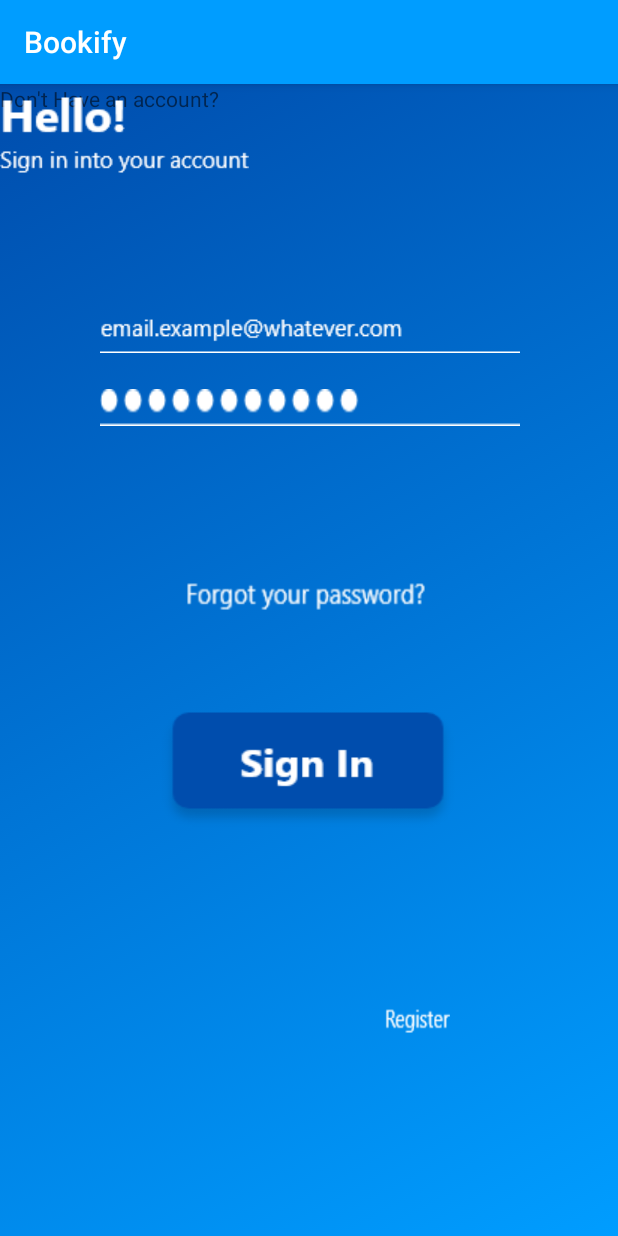
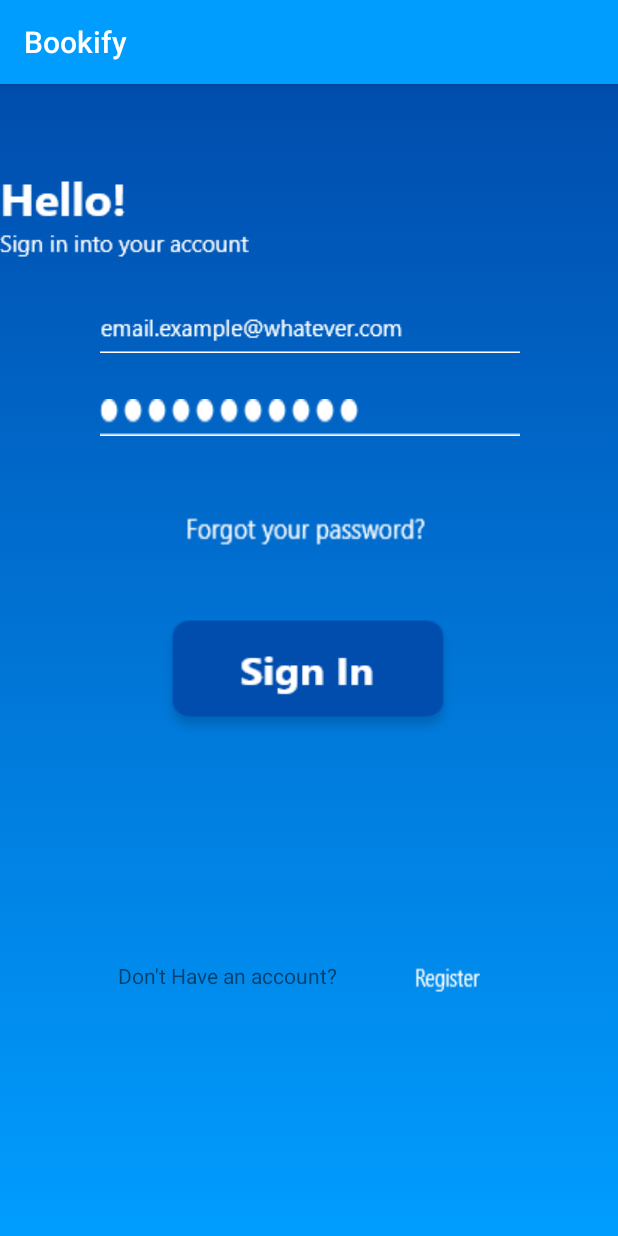
Before and after one commit to Leandro-Thiery/Bookify, an Android app: the screen it shows after launch (MainActivity), on a phone screen of 412 x 824 dp. Run offline under Robolectric (Android 15) with nearby library versions, the phone set to English and light mode, and no system bars; our stand-ins replace Firebase (no records; nobody signed in at launch, a user with empty details on screens opened directly); Roboto replaces fonts that are not available here.

Commit message:
bagusin UI

```diff
--- a/app/src/main/res/drawable/gradient_color.xml
+++ b/app/src/main/res/drawable/gradient_color.xml
@@ -5,7 +5,7 @@
             <gradient
                 android:startColor="@color/colorPrimary"
                 android:endColor="@color/colorPrimaryDark"
-                android:angle="135"/>
+                android:angle="90"/>
         </shape>
     </item>
 </selector>
--- a/app/src/main/res/layout/activity_main.xml
+++ b/app/src/main/res/layout/activity_main.xml
@@ -11,7 +11,7 @@
         android:id="@+id/buttonLogin"
         android:layout_width="200dp"
         android:layout_height="wrap_content"
-        android:layout_marginTop="188dp"
+        android:layout_marginTop="120dp"
         android:background="@drawable/component_14__1"
         android:fontFamily="@font/athiti"
         android:textColor="@color/colorWhite"
@@ -25,13 +25,13 @@
         android:id="@+id/txtbuttonRegister"
         android:layout_width="43dp"
         android:layout_height="21dp"
-        android:layout_marginEnd="112dp"
-        android:layout_marginTop="384dp"
+        android:layout_marginEnd="92dp"
+        android:layout_marginTop="148dp"
         android:background="@drawable/component_18__1"
         android:fontFamily="@font/athiti"
         android:src="@drawable/component_11__1"
         app:layout_constraintEnd_toEndOf="parent"
-        app:layout_constraintTop_toBottomOf="@+id/edtTxtPass" />
+        app:layout_constraintTop_toBottomOf="@+id/buttonLogin" />
 
     <Button
         android:id="@+id/buttonForgot"
@@ -44,7 +44,7 @@
         app:layout_constraintBottom_toBottomOf="parent"
         app:layout_constraintStart_toStartOf="parent"
         app:layout_constraintTop_toTopOf="parent"
-        app:layout_constraintVertical_bias="0.391" />
+        app:layout_constraintVertical_bias="0.327" />
 
     <EditText
         android:id="@+id/edtTxtPass"
@@ -54,10 +54,12 @@
         android:background="@drawable/component_10__1"
         android:ems="10"
         android:inputType="textPersonName|textPassword"
+        app:layout_constraintBottom_toTopOf="@+id/buttonForgot"
         app:layout_constraintEnd_toEndOf="@+id/edtTxtEmail"
-        app:layout_constraintHorizontal_bias="1.0"
+        app:layout_constraintHorizontal_bias="0.0"
         app:layout_constraintStart_toStartOf="@+id/edtTxtEmail"
-        app:layout_constraintTop_toBottomOf="@+id/edtTxtEmail" />
+        app:layout_constraintTop_toBottomOf="@+id/edtTxtEmail"
+        app:layout_constraintVertical_bias="0.116" />
 
     <EditText
         android:id="@+id/edtTxtEmail"
@@ -87,18 +89,21 @@
         android:id="@+id/textView"
         android:layout_width="wrap_content"
         android:layout_height="wrap_content"
+        android:layout_marginEnd="52dp"
+        android:layout_marginTop="148dp"
         android:text="Don't Have an account?"
-        tools:ignore="MissingConstraints"
-        tools:layout_editor_absoluteX="66dp"
-        tools:layout_editor_absoluteY="611dp" />
+        app:layout_constraintEnd_toStartOf="@+id/txtbuttonRegister"
+        app:layout_constraintTop_toBottomOf="@+id/buttonLogin"
+        tools:ignore="MissingConstraints" />
 
     <TextView
         android:id="@+id/textView2"
         android:layout_width="wrap_content"
         android:layout_height="wrap_content"
+        android:layout_marginBottom="36dp"
         android:background="@drawable/component_15__1"
-        tools:layout_editor_absoluteX="66dp"
-        tools:layout_editor_absoluteY="57dp" />
+        app:layout_constraintBottom_toTopOf="@+id/edtTxtEmail"
+        tools:layout_editor_absoluteX="66dp" />
 
 
 </androidx.constraintlayout.widget.ConstraintLayout>
```
